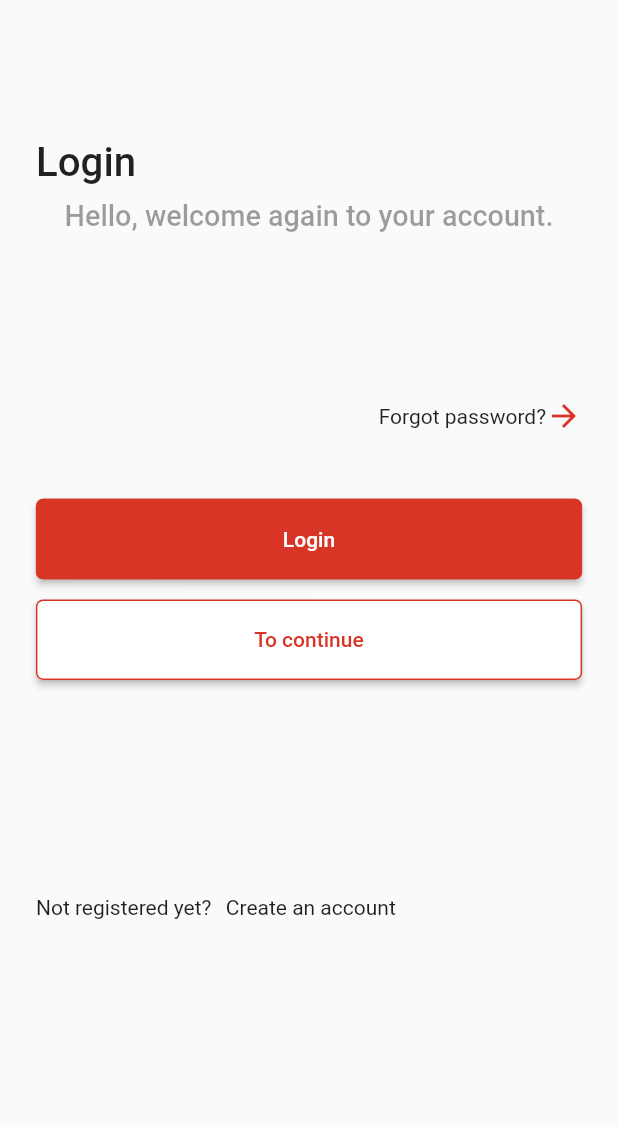
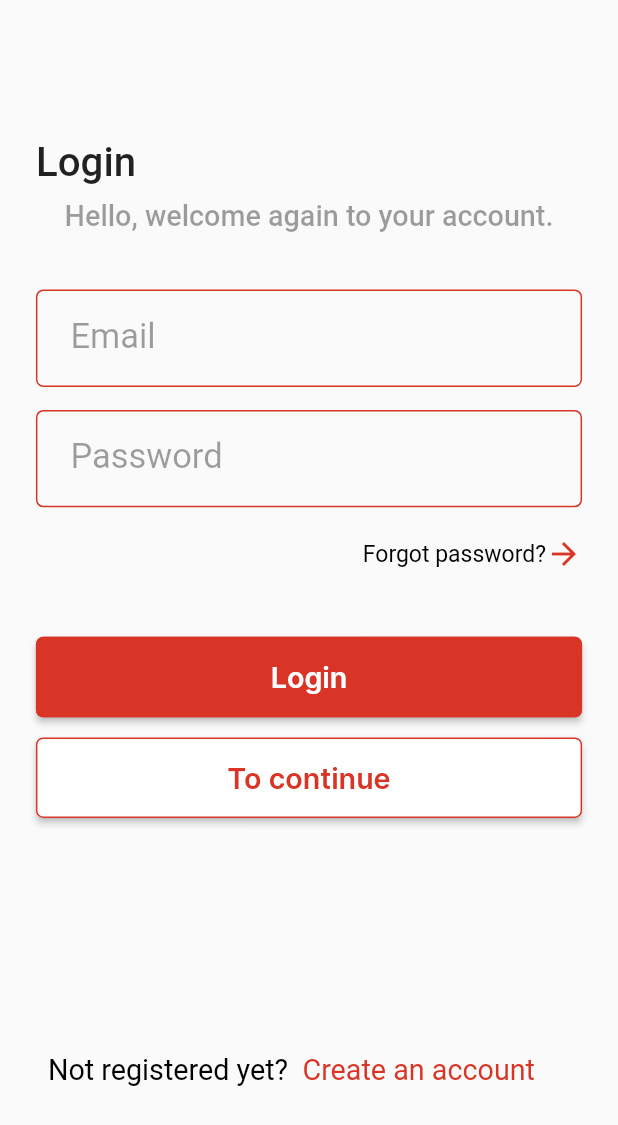
Before and after one commit to javierrrrrrrrrrrr/Crimat, a Flutter app: the screen it shows after launch, on a phone screen of 412 x 824 dp. Shown: the top 1125 px of the screen. Run offline on Flutter 3.47's test engine with Material 2 defaults, Android fonts, the phone set to English and light mode, and no system bars; drawn by our look-alikes of reactive_forms; our stand-ins replace equatable, flutter_bloc, flutter_screenutil, flutter_spinkit, fluttertoast, shared_preferences; generated files the repository leaves out were written again; Roboto replaces fonts that are missing (Poppins).

Commit message:
Competada llamada a servicio de Login

```diff
--- a/lib/resources/general_styles.dart
+++ b/lib/resources/general_styles.dart
@@ -1,6 +1,23 @@
 import 'dart:ui';
+
+import 'package:flutter/material.dart';
+import 'package:flutter_screenutil/flutter_screenutil.dart';
 
 class GStyles{
   static Color get primaryColor => const Color.fromARGB(255, 217, 53, 39,);
+  static Color get alertColor => const Color.fromARGB(255, 183, 4, 4);
+
+  static TextStyle get normalTextStyle => TextStyle(fontFamily: 'Poppins', fontWeight: FontWeight.normal, color: Colors.black, fontSize: 20.sp);
+  static TextStyle get bigTextStyle => TextStyle(fontFamily: 'Inter', fontWeight: FontWeight.w600, color: primaryColor, fontSize: 20.sp);
+
+  static InputDecoration get formDecoration => InputDecoration(
+    contentPadding: EdgeInsets.all(24.sp),
+    floatingLabelBehavior: FloatingLabelBehavior.auto,
+    labelStyle: TextStyle(fontSize: 24.sp, fontFamily: 'Poppins', fontWeight: FontWeight.w400, color: Colors.black38),
+    focusedBorder: OutlineInputBorder(borderRadius: BorderRadius.circular(5), borderSide: BorderSide(color: GStyles.primaryColor)),
+    enabledBorder: OutlineInputBorder(borderRadius: BorderRadius.circular(5), borderSide: BorderSide(color: GStyles.primaryColor)),
+    border: OutlineInputBorder(borderRadius: BorderRadius.circular(5), borderSide: BorderSide(color: GStyles.primaryColor)),
+  );
+
   // static FontStyle get
 }
--- /dev/null
+++ b/lib/src/features/auth/auth_state.dart
@@ -0,0 +1,11 @@
+import 'package:equatable/equatable.dart';
+
+class AuthState extends Equatable{
+  final bool onLoading;
+
+  const AuthState({required this.onLoading});
+
+  @override
+  // TODO: implement props
+  List<Object?> get props => [onLoading];
+}
--- /dev/null
+++ b/lib/src/features/auth/login/cubit/login_cubit.dart
@@ -0,0 +1,40 @@
+import 'package:crimat_app/resources/general_styles.dart';
+import 'package:crimat_app/src/shared/utils/utils.dart';
+import 'package:flutter/material.dart';
+import 'package:crimat_app/src/models/login_response_model.dart';
+import 'package:crimat_app/src/repositories/auth_repository.dart';
+import 'package:crimat_app/src/shared/app_info.dart';
+import 'package:flutter_bloc/flutter_bloc.dart';
+import 'package:reactive_forms/reactive_forms.dart';
+
+import '../../auth_state.dart';
+
+class LoginCubit extends Cubit<AuthState>{
+  FormGroup loginForm = FormGroup({
+    'email': FormControl<String>(validators: [Validators.required, Validators.email],),
+    'password': FormControl<String>(validators: [Validators.required,], ),
+  });
+
+  LoginCubit() : super(const AuthState(onLoading: false));
+
+  Future<void> login({required VoidCallback onLoginSuccess})async{
+    if(!isClosed) emit(const AuthState(onLoading: true));
+    loginForm.markAsDisabled();
+    try{
+      String email = loginForm.control('email').value;
+      String password = loginForm.control('password').value;
+      LoginResponseModel loginResponse = await AuthRepository().login(email, password);
+      AppInfo appInfo = AppInfo();
+      appInfo
+      ..accessToken = loginResponse.accessToken
+      ..refreshToken = loginResponse.refreshToken;
+      onLoginSuccess.call();
+
+    }catch(e){
+      UtilFunctions.printToast(e.toString(), GStyles.alertColor);
+      if(!isClosed) emit(const AuthState(onLoading: false));
+      loginForm.markAsEnabled();
+    }
+  }
+
+}
--- /dev/null
+++ b/lib/src/features/auth/login/view/login_screen.dart
@@ -0,0 +1,107 @@
+import 'package:crimat_app/resources/general_styles.dart';
+import 'package:crimat_app/src/features/auth/login/cubit/login_cubit.dart';
+import 'package:crimat_app/src/features/auth/auth_state.dart';
+import 'package:crimat_app/src/features/home/home.dart';
+import 'package:crimat_app/src/shared/extensions/context_extension.dart';
+import 'package:crimat_app/src/shared/widgets/large_button.dart';
+import 'package:flutter/material.dart';
+import 'package:flutter_bloc/flutter_bloc.dart';
+import 'package:flutter_screenutil/flutter_screenutil.dart';
+import 'package:reactive_forms/reactive_forms.dart';
+
+
+class LoginScreen extends StatelessWidget {
+  const LoginScreen({Key? key}) : super(key: key);
+
+  @override
+  Widget build(BuildContext context) {
+    return BlocProvider<LoginCubit>(
+      create: (context)=>LoginCubit(),
+      child: BlocBuilder<LoginCubit, AuthState>(
+        builder: (context, state) {
+          LoginCubit cubit = BlocProvider.of<LoginCubit>(context);
+          return Scaffold(
+            body: Padding(
+              padding: EdgeInsets.fromLTRB(25.sp, 0, 25.sp, 0),
+              child: SingleChildScrollView(
+                child: Column(
+                  mainAxisAlignment: MainAxisAlignment.start,
+                  children: [
+                    SizedBox(height: 96.05.sp,),
+                    Row(
+                      children: [
+                        Text(context.loc.initSession, style: TextStyle(fontSize: 28.sp, fontFamily: "Poppins", fontWeight: FontWeight.w500,),),
+                      ],
+                    ),
+                    SizedBox(height: 10.sp,),
+                    FittedBox(fit: BoxFit.scaleDown,child: Text(context.loc.helloAgain, style: TextStyle(fontSize: 20.sp, fontFamily: "Poppins", fontWeight: FontWeight.w500, color: Colors.black38),)),
+                    SizedBox(height: 40.sp,),
+                    ReactiveForm(
+                      formGroup: cubit.loginForm,
+                      child: Column(
+                        children: [
+                          ReactiveTextField(
+                            validationMessages: {
+                              'required': (error) => context.loc.requiredMessage,
+                              'email': (error) => context.loc.emailMessage,
+                            },
+                            formControlName: 'email',
+                            decoration: GStyles.formDecoration.copyWith(labelText: context.loc.email),
+                          ),
+                          SizedBox(height: 16.sp),
+                          ReactiveTextField(
+                            validationMessages: {
+                              'required': (error) => context.loc.requiredMessage,
+                            },
+                            formControlName: 'password',
+                            decoration: GStyles.formDecoration.copyWith(labelText: context.loc.password),
+                          )
+                        ],
+                      ),
+                    ),
+                    SizedBox(height: 20.sp,),
+                    GestureDetector(
+                      onTap: (){},
+                      child: Row(
+                        mainAxisAlignment: MainAxisAlignment.end,
+                        children: [
+                          Text(context.loc.forgotPass, style: GStyles.normalTextStyle.copyWith(fontSize: 16.sp),),
+                          Icon(Icons.arrow_forward, color: GStyles.primaryColor,)
+                        ],
+                      ),
+                    ),
+                    SizedBox(height: 45.sp,),
+                    LargeButton(
+                      text: context.loc.login,
+                      loading: state.onLoading,
+                      onPressed: (){
+                        if(!state.onLoading) {
+                          cubit.login(
+                          onLoginSuccess: () {Navigator.of(context).pushReplacement(MaterialPageRoute(builder: (context)=>HomeView()));},
+                        );
+                        }
+                      },
+                    ),
+                    SizedBox(height: 14.sp,),
+                    LargeButton(text: context.loc.toContinue, onPressed: state.onLoading ? null : (){}, color: Colors.white,),
+                    SizedBox(height: 150.sp,),
+                    TextButton(
+                      onPressed: (){},
+                      child: Row(
+                        children: [
+                          Text(context.loc.notRegistered, style: GStyles.normalTextStyle,),
+                          SizedBox(width: 10.sp,),
+                          Text(context.loc.createAccount, style: GStyles.normalTextStyle.copyWith(color: GStyles.primaryColor),)
+                        ],
+                      ),
+                    )
+                  ],
+                ),
+              ),
+            ),
+          );
+        }
+      ),
+    );
+  }
+}
--- a/lib/src/features/login/login_screen.dart
+++ /dev/null
@@ -1,62 +0,0 @@
-import 'package:crimat_app/resources/general_styles.dart';
-import 'package:crimat_app/src/shared/extensions/context_extension.dart';
-import 'package:crimat_app/src/shared/widgets/large_button.dart';
-import 'package:flutter/material.dart';
-import 'package:flutter_screenutil/flutter_screenutil.dart';
-
-
-class LoginScreen extends StatelessWidget {
-  const LoginScreen({Key? key}) : super(key: key);
-
-  @override
-  Widget build(BuildContext context) {
-    return Scaffold(
-      body: Padding(
-        padding: EdgeInsets.fromLTRB(25.sp, 0, 25.sp, 0),
-        child: SingleChildScrollView(
-          child: Column(
-            mainAxisAlignment: MainAxisAlignment.start,
-            children: [
-              SizedBox(height: 96.05.sp,),
-              Row(
-                children: [
-                  Text(context.loc.initSession, style: TextStyle(fontSize: 28.sp, fontFamily: "Poppins", fontWeight: FontWeight.w500,),),
-                ],
-              ),
-              SizedBox(height: 10.sp,),
-              FittedBox(fit: BoxFit.scaleDown,child: Text(context.loc.helloAgain, style: TextStyle(fontSize: 20.sp, fontFamily: "Poppins", fontWeight: FontWeight.w500, color: Colors.black38),)),
-              SizedBox(height: 40.sp,),
-              TextField(
-                decoration: GStyles.formDecoration.copyWith(labelText: context.loc.email),
-              ),
-              SizedBox(height: 16.sp),
-              TextField(
-                decoration: GStyles.formDecoration.copyWith(labelText: context.loc.password),
-              ),
-              SizedBox(height: 20.sp,),
-              Row(
-                mainAxisAlignment: MainAxisAlignment.end,
-                children: [
-                  Text(context.loc.forgotPass, style: GStyles.normalTextStyle.copyWith(fontSize: 16.sp),),
-                  Icon(Icons.arrow_forward, color: GStyles.primaryColor,)
-                ],
-              ),
-              SizedBox(height: 45.sp,),
-              LargeButton(text: context.loc.login, onPressed: (){}),
-              SizedBox(height: 14.sp,),
-              LargeButton(text: context.loc.toContinue, onPressed: (){}, color: Colors.white,),
-              SizedBox(height: 150.sp,),
-              Row(
-                children: [
-                  Text(context.loc.notRegistered, style: GStyles.normalTextStyle,),
-                  SizedBox(width: 10.sp,),
-                  Text(context.loc.createAccount, style: GStyles.normalTextStyle.copyWith(color: GStyles.primaryColor),)
-                ],
-              )
-            ],
-          ),
-        ),
-      ),
-    );
-  }
-}
--- /dev/null
+++ b/lib/src/models/login_response_model.dart
@@ -0,0 +1,17 @@
+import 'package:json_annotation/json_annotation.dart';
+part 'login_response_model.g.dart';
+
+@JsonSerializable(explicitToJson: true)
+class LoginResponseModel{
+  @JsonKey(name: 'access')
+  final String accessToken;
+
+  @JsonKey(name: 'refresh')
+  final String refreshToken;
+
+  const LoginResponseModel(this.accessToken, this.refreshToken);
+
+  factory LoginResponseModel.fromJson(Map<String, dynamic> json) => _$LoginResponseModelFromJson(json);
+
+  Map<String, dynamic> toJson() => _$LoginResponseModelToJson(this);
+}
--- /dev/null
+++ b/lib/src/repositories/auth_repository.dart
@@ -0,0 +1,29 @@
+import 'dart:convert';
+import 'package:http/http.dart' as http;
+import '../../resources/urls.dart';
+import '../models/login_response_model.dart';
+
+class AuthRepository{
+
+  Future<LoginResponseModel> login(String email, String password)async{
+    Map<String, String> headers = {
+      'Content-Type': 'application/json'
+    };
+
+    Map<String, dynamic> body = {
+      "email": email,
+      "password": password,
+    };
+
+    final bodyToSend = jsonEncode(body);
+    Uri uri = Uri.parse(Urls.login);
+    var response = await http.post(uri, headers: headers, body: bodyToSend);
+    var decodeResponse = jsonDecode(response.body);
+    if(response.statusCode == 200) {
+      return LoginResponseModel.fromJson(decodeResponse);
+    }
+    else{
+      throw(decodeResponse['error']);
+    }
+  }
+}
--- /dev/null
+++ b/lib/src/shared/app_info.dart
@@ -0,0 +1,16 @@
+///This class is a singleton for sharing information through the whole app
+
+class AppInfo{
+  String? accessToken;
+  String? refreshToken;
+
+  static final AppInfo _appInfo = AppInfo._internal();
+
+  factory AppInfo() {
+    return _appInfo;
+  }
+
+  AppInfo._internal();
+
+
+}
--- a/lib/src/shared/widgets/large_button.dart
+++ b/lib/src/shared/widgets/large_button.dart
@@ -1,25 +1,30 @@
 import 'package:crimat_app/resources/general_styles.dart';
 import 'package:flutter/material.dart';
 import 'package:flutter_screenutil/flutter_screenutil.dart';
+import 'package:flutter_spinkit/flutter_spinkit.dart';
 
 class LargeButton extends StatelessWidget {
+  final bool loading;
   final Color? color;
   final String text;
-  final void Function() onPressed;
-  const LargeButton({required this.text, required this.onPressed, this.color, Key? key}) : super(key: key);
+  final void Function()? onPressed;
+  const LargeButton({required this.text, required this.onPressed, this.color, this.loading = false, Key? key}) : super(key: key);
 
   @override
   Widget build(BuildContext context) {
     return ElevatedButton(
+
       style: ElevatedButton.styleFrom(
-
+        // disabledForegroundColor: Colors.grey,
+        // disabledBackgroundColor: Colors.grey,
         foregroundColor: color == null ? Colors.white : GStyles.primaryColor,
         shape: RoundedRectangleBorder(side: BorderSide(color: GStyles.primaryColor), borderRadius: BorderRadius.circular(5.sp)),
         minimumSize: Size(380.sp, 56.sp),
         backgroundColor: color ?? GStyles.primaryColor,
       ),
       onPressed: onPressed,
-      child: Text(text, style: GStyles.bigTextStyle.copyWith(color: color == null ? Colors.white : GStyles.primaryColor),),
+      child: loading ? const SpinKitFadingCircle(color: Colors.white,) :
+      Text(text, style: GStyles.bigTextStyle.copyWith(color: color == null ? Colors.white : GStyles.primaryColor),),
     );
   }
 }
--- a/pubspec.yaml
+++ b/pubspec.yaml
@@ -39,8 +39,11 @@ dependencies:
   flutter_launcher_icons: ^0.11.0
   flutter_login: ^4.1.1
   flutter_screenutil: ^5.8.4
+  flutter_spinkit: ^5.2.0
+  fluttertoast: ^8.2.2
   http: ^0.13.5
   intl: ^0.18.0
+  json_annotation: ^4.8.1
   package_info_plus: ^3.0.2
   reactive_forms: ^15.0.0
   shared_preferences: ^2.0.17
```
Also changed, not shown: lib/resources/urls.dart (added, +8 -0 lines), lib/src/features/auth/screens/auth_screen.dart (deleted, +0 -47 lines), lib/src/features/home/home.dart (added, +12 -0 lines), lib/src/features/splash/splash_cubit.dart (+13 -14 lines), lib/src/models/address_model.dart (added, +25 -0 lines), lib/src/models/user_model.dart (+27 -2 lines), lib/src/shared/utils/utils.dart (added, +15 -0 lines), lib/src/features/login/login_cubit.dart (deleted), lib/src/features/login/login_state.dart (deleted), lib/src/models/address_model.g.dart (added), lib/src/models/login_response_model.g.dart (added), lib/src/models/user_model.g.dart (added).
